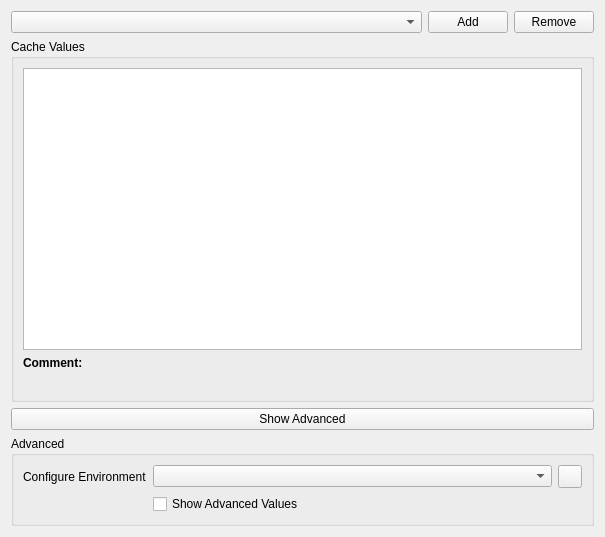
Above: projectmanagers/cmake/settings/cmakebuildsettings.ui from KDE/kdevelop before the change. Below: the same form after it.
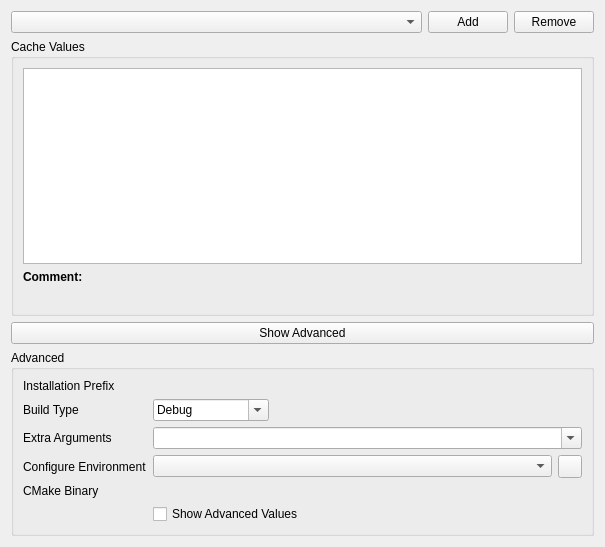
That is the form after the change. Custom widgets are drawn as their Qt base class.

What changed in the file:
```diff
--- a/projectmanagers/cmake/settings/cmakebuildsettings.ui
+++ b/projectmanagers/cmake/settings/cmakebuildsettings.ui
@@ -7,7 +7,7 @@
     <x>0</x>
     <y>0</y>
     <width>605</width>
-    <height>537</height>
+    <height>547</height>
    </rect>
   </property>
   <property name="sizePolicy">
@@ -110,14 +110,78 @@
       <property name="fieldGrowthPolicy">
        <enum>QFormLayout::ExpandingFieldsGrow</enum>
       </property>
+      <item row="0" column="0">
+       <widget class="QLabel" name="installationPrefixLabel">
+        <property name="text">
+         <string>Installation Prefix</string>
+        </property>
+       </widget>
+      </item>
+      <item row="0" column="1">
+       <widget class="KUrlRequester" name="installationPrefix"/>
+      </item>
       <item row="1" column="0">
+       <widget class="QLabel" name="buildTypeLabel">
+        <property name="text">
+         <string>Build Type</string>
+        </property>
+       </widget>
+      </item>
+      <item row="1" column="1">
+       <widget class="QComboBox" name="buildType">
+        <property name="editable">
+         <bool>true</bool>
+        </property>
+        <item>
+         <property name="text">
+          <string notr="true">Debug</string>
+         </property>
+        </item>
+        <item>
+         <property name="text">
+          <string notr="true">Release</string>
+         </property>
+        </item>
+        <item>
+         <property name="text">
+          <string notr="true">RelWithDebInfo</string>
+         </property>
+        </item>
+        <item>
+         <property name="text">
+          <string notr="true">MinSizeRel</string>
+         </property>
+        </item>
+       </widget>
+      </item>
+      <item row="2" column="0">
+       <widget class="QLabel" name="extraArgumentsLabel">
+        <property name="text">
+         <string>Extra Arguments</string>
+        </property>
+       </widget>
+      </item>
+      <item row="2" column="1">
+       <widget class="KComboBox" name="extraArguments">
+        <property name="sizePolicy">
+         <sizepolicy hsizetype="Expanding" vsizetype="Fixed">
+          <horstretch>0</horstretch>
+          <verstretch>0</verstretch>
+         </sizepolicy>
+        </property>
+        <property name="editable">
+         <bool>true</bool>
+        </property>
+       </widget>
+      </item>
+      <item row="3" column="0">
        <widget class="QLabel" name="label_2">
         <property name="text">
          <string>Configure Environment</string>
         </property>
        </widget>
       </item>
-      <item row="1" column="1">
+      <item row="3" column="1">
        <layout class="QHBoxLayout" name="horizontalLayout">
         <item>
          <widget class="KDevelop::EnvironmentSelectionWidget" name="environment">
@@ -137,13 +201,23 @@
         </item>
        </layout>
       </item>
-      <item row="2" column="1">
+      <item row="5" column="1">
        <widget class="QCheckBox" name="showInternal">
         <property name="text">
          <string>Show Advanced Values</string>
         </property>
        </widget>
       </item>
+      <item row="4" column="1">
+       <widget class="KUrlRequester" name="cMakeBinary"/>
+      </item>
+      <item row="4" column="0">
+       <widget class="QLabel" name="cMakeBinaryLabel">
+        <property name="text">
+         <string>CMake Binary</string>
+        </property>
+       </widget>
+      </item>
      </layout>
     </widget>
    </item>
@@ -155,6 +229,11 @@
    <extends>QComboBox</extends>
    <header>kcombobox.h</header>
   </customwidget>
+  <customwidget>
+   <class>KUrlRequester</class>
+   <extends>QWidget</extends>
+   <header>kurlrequester.h</header>
+  </customwidget>
   <customwidget>
    <class>KDevelop::EnvironmentSelectionWidget</class>
    <extends>KComboBox</extends>
```
